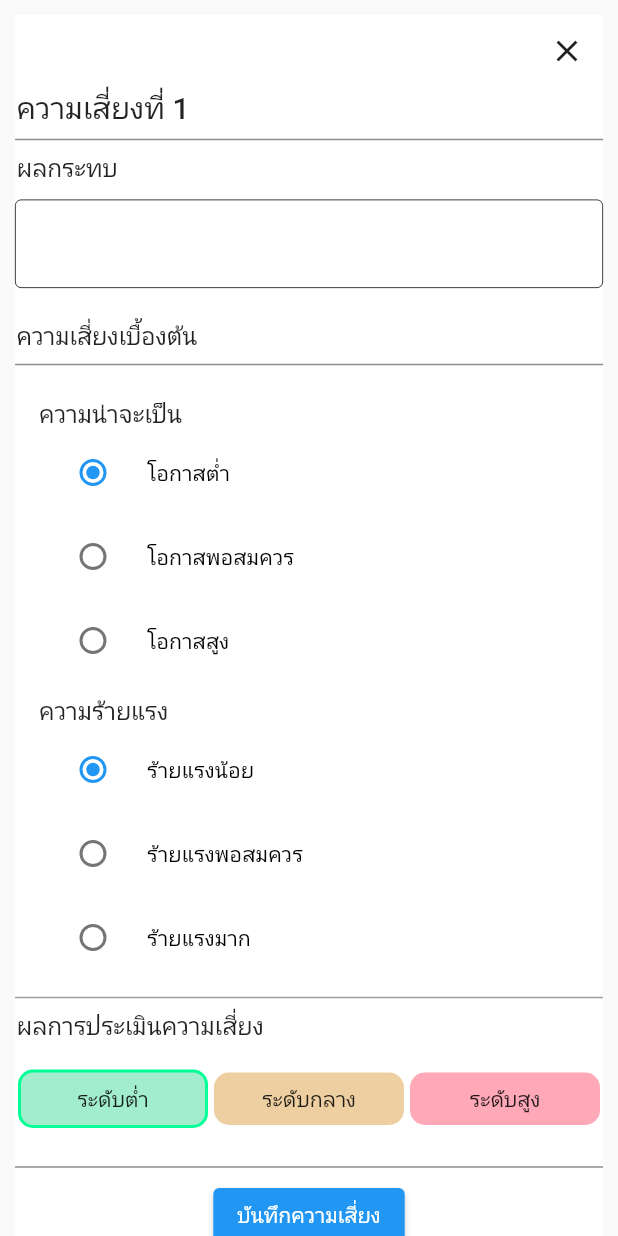
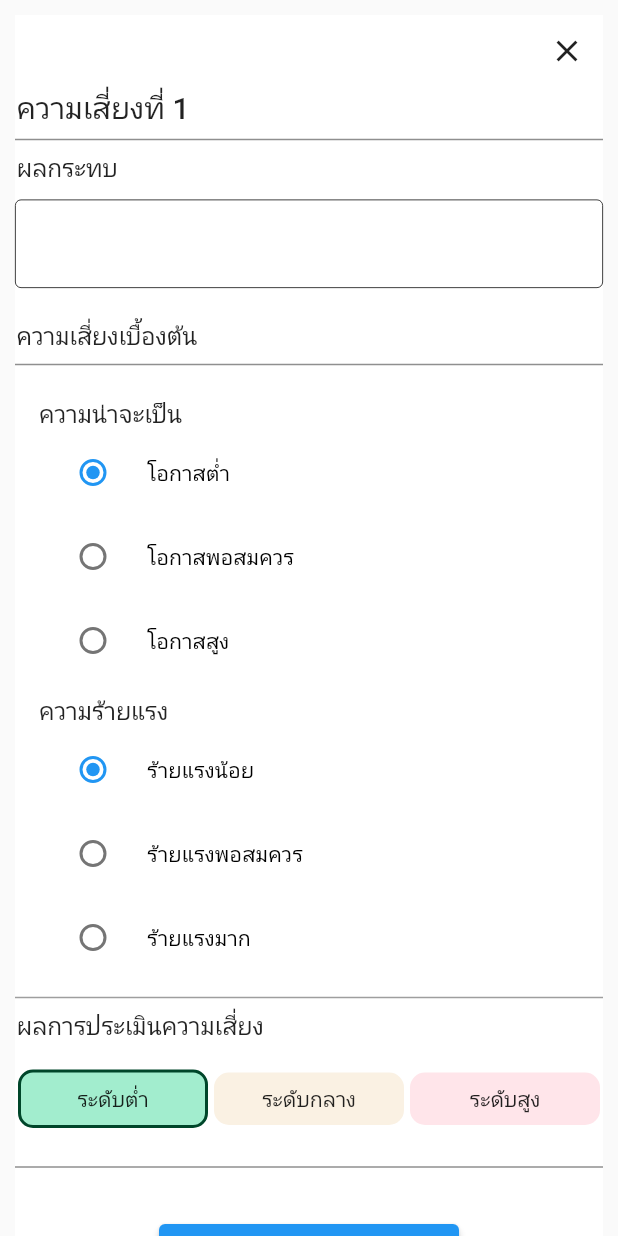
Before and after one commit to ThanaboonHongma/DPIA, a Flutter app: the RiskAssessmentPage screen opened by its route, after a tap on "เพิ่มความเสี่ยง", on a phone screen of 412 x 824 dp. Run offline on Flutter 3.47's test engine with Material 2 defaults, Android fonts, the light colour scheme and no system bars; our stand-ins replace cloud_firestore, dropdown_button2, firebase_auth, firebase_core, go_router, google_fonts and 1 more; accounts and stored records are empty.

Commit message:
color riskassenment

```diff
--- a/lib/screens/dpia_risk_assessment/dpia_risk_assessment.dart
+++ b/lib/screens/dpia_risk_assessment/dpia_risk_assessment.dart
@@ -316,7 +316,7 @@ class _RiskAssessmentPageState extends State<RiskAssessmentPage> {
                               ),
                             ),
                       SizedBox(
-                        height: 30,
+                        height: 40,
                         width: 150,
                         child: ElevatedButton(
                           style: ElevatedButton.styleFrom(
--- a/lib/screens/dpia_risk_assessment/dpia_risk_assessment_add_page.dart
+++ b/lib/screens/dpia_risk_assessment/dpia_risk_assessment_add_page.dart
@@ -272,10 +272,12 @@ class _DpiaAddRiskState extends State<DpiaAddRisk> {
                               child: Container(
                                 decoration: BoxDecoration(
                                   borderRadius: BorderRadius.circular(10),
-                                  color: const Color(0xffA2EDCE),
+                                  color: _riskLevel == "ระดับต่ำ"
+                                      ? const Color(0xffA2EDCE)
+                                      : Color(0xffA2EDCE).withOpacity(0.3),
                                   border: _riskLevel == "ระดับต่ำ"
                                       ? Border.all(
-                                          color: const Color(0xff00FF96),
+                                          color: Color.fromARGB(255, 0, 70, 42),
                                           width: 2)
                                       : null,
                                 ),
@@ -297,10 +299,13 @@ class _DpiaAddRiskState extends State<DpiaAddRisk> {
                                 child: Container(
                                   decoration: BoxDecoration(
                                     borderRadius: BorderRadius.circular(10),
-                                    color: const Color(0xffEDCFA2),
+                                    color: _riskLevel == "ระดับกลาง"
+                                        ? const Color(0xffEDCFA2)
+                                        : Color(0xffEDCFA2).withOpacity(0.3),
                                     border: _riskLevel == "ระดับกลาง"
                                         ? Border.all(
-                                            color: const Color(0xffFF8700),
+                                            color:
+                                                Color.fromARGB(255, 82, 44, 0),
                                             width: 2)
                                         : null,
                                   ),
@@ -322,10 +327,12 @@ class _DpiaAddRiskState extends State<DpiaAddRisk> {
                               child: Container(
                                 decoration: BoxDecoration(
                                   borderRadius: BorderRadius.circular(10),
-                                  color: const Color(0xffFFA8B8),
+                                  color: _riskLevel == "ระดับสูง"
+                                      ? const Color(0xffFFA8B8)
+                                      : Color(0xffFFA8B8).withOpacity(0.3),
                                   border: _riskLevel == "ระดับสูง"
                                       ? Border.all(
-                                          color: const Color(0xffFF0000),
+                                          color: Color.fromARGB(255, 102, 0, 0),
                                           width: 2)
                                       : null,
                                 ),
@@ -347,7 +354,13 @@ class _DpiaAddRiskState extends State<DpiaAddRisk> {
                   color: Colors.black.withOpacity(0.44),
                   thickness: 1,
                 ),
-                ElevatedButton(
+                SizedBox(
+                  height: 30,
+                ),
+                Container(
+                  height: 50,
+                  width: 200,
+                  child: ElevatedButton(
                     onPressed: () {
                       if (_impactTextController.text.isEmpty) {
                         setState(() {
@@ -370,6 +383,10 @@ class _DpiaAddRiskState extends State<DpiaAddRisk> {
                     },
                     child: const Text('บันทึกความเสี่ยง'),
                   ),
+                ),
+                SizedBox(
+                  height: 30,
+                )
               ],
             ),
           ],
--- a/lib/screens/login/login_page.dart
+++ b/lib/screens/login/login_page.dart
@@ -1,5 +1,6 @@
 import 'package:cloud_firestore/cloud_firestore.dart';
 import 'package:dpia_project/models/login/loginmodel.dart';
+import 'package:dpia_project/utilities/responsive.dart';
 import 'package:firebase_auth/firebase_auth.dart';
 import 'package:firebase_core/firebase_core.dart';
 import 'package:flutter/material.dart';
@@ -77,6 +78,7 @@ class _LoginPageState extends State<LoginPage> {
         } else if (snapshot.connectionState == ConnectionState.done) {
           return Scaffold(
             body: Container(
+
               decoration: const BoxDecoration(
                 gradient: LinearGradient(
                   begin: Alignment.topCenter,
@@ -130,6 +132,7 @@ class _LoginPageState extends State<LoginPage> {
                           height: 20,
                         ),
                         Container(
+                          width: Responsive.isMobile(context)? 460 : Responsive.isTablet(context)? 900 : 1400,
                           decoration: BoxDecoration(
                             borderRadius: BorderRadius.circular(20),
                             color: Colors.white.withOpacity(0.44),
@@ -353,7 +356,7 @@ class _LoginPageState extends State<LoginPage> {
     return [
       SizedBox(
         height: 50,
-        width: 500,
+        width: double.infinity,
         child: ElevatedButton(
           style: ElevatedButton.styleFrom(
             backgroundColor: const Color(0xff23A9E1), // Background color
```
Lines whose indentation alone changed are shown as unchanged.
